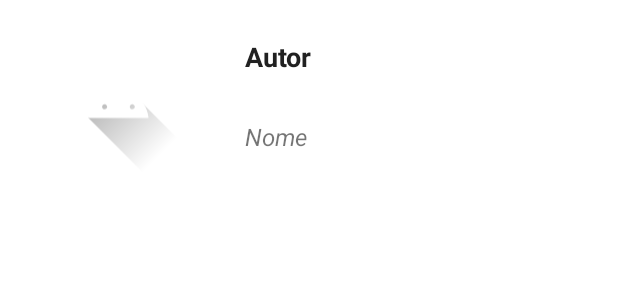
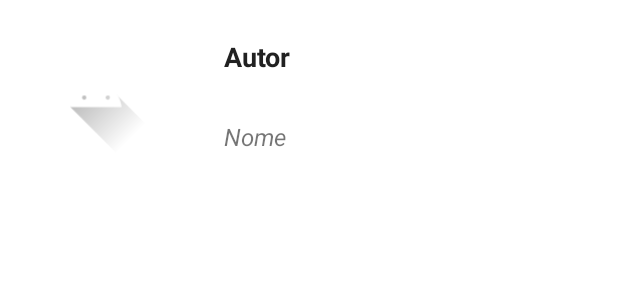
Before and after one commit to vanemaster/NautilusLibrary, an Android app: the layout linha.xml on its own in the app's theme, with its tools: preview values and no code run, on a phone screen of 412 x 824 dp. Shown: the top 300 px of the screen. Run offline under Robolectric (Android 15) with nearby library versions, the phone set to English and light mode, and no system bars.

Commit message:
alteração list view

```diff
--- a/app/src/main/res/layout/linha.xml
+++ b/app/src/main/res/layout/linha.xml
@@ -35,10 +35,10 @@
 
     <ImageView
         android:id="@+id/imageFoto"
-        android:layout_width="94dp"
-        android:layout_height="wrap_content"
-        android:layout_alignParentStart="true"
-        android:layout_marginStart="16dp"
+        android:layout_width="80dp"
+        android:layout_height="80dp"
+        android:gravity="right"
+        android:layout_margin="8dp"
         app:srcCompat="@drawable/ic_launcher_foreground" />
 
 </RelativeLayout>
```
